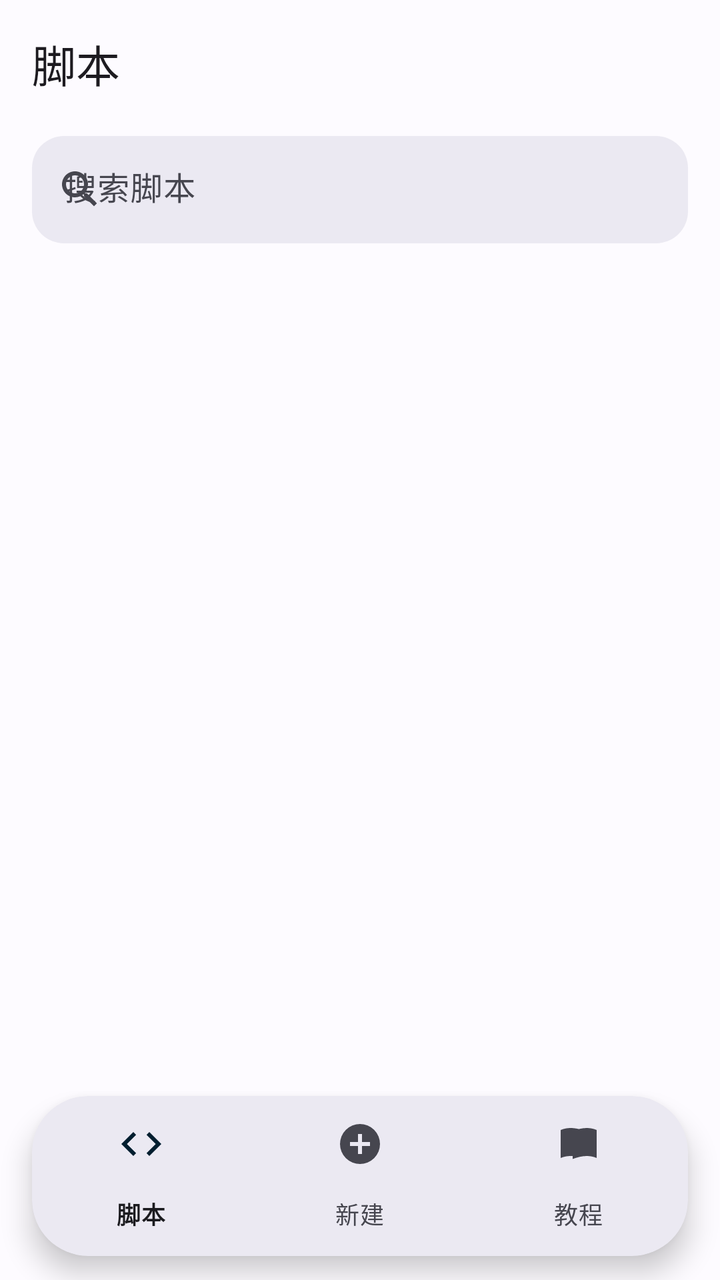
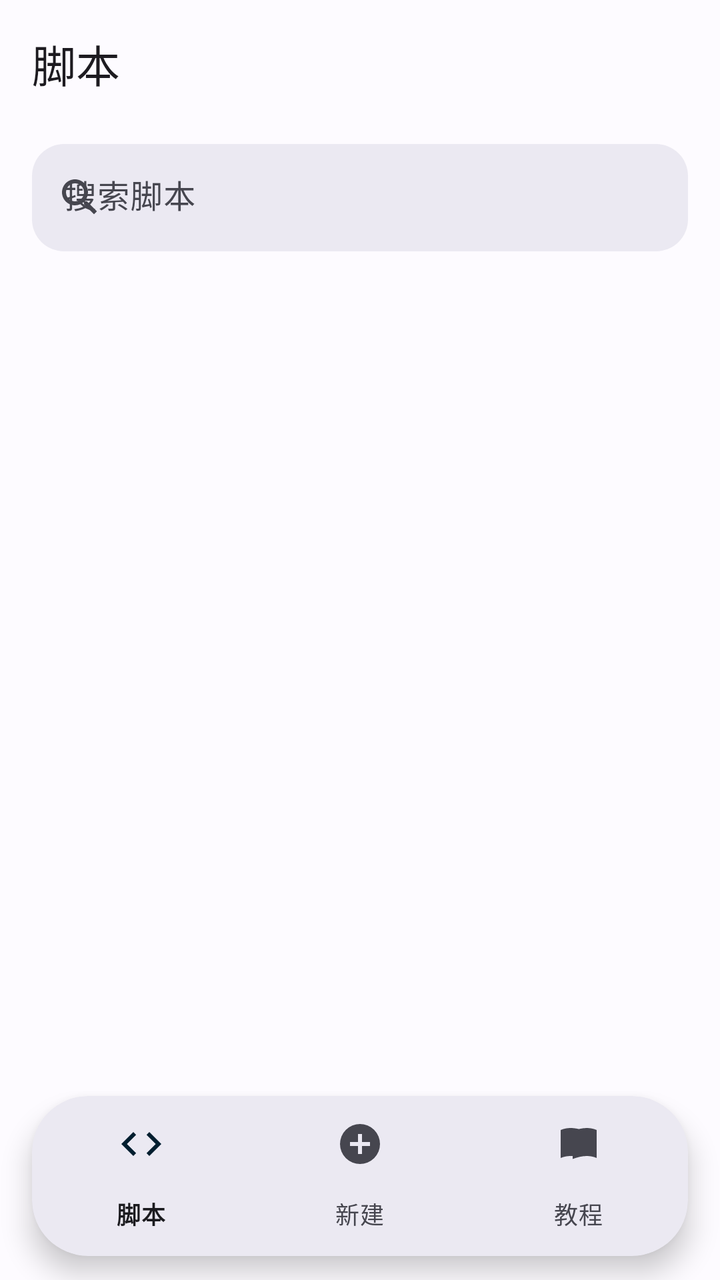

Before-and-after screenshots of an Android layout around one commit, followed by the original layout XML and the change that was made.
<!-- AndroidManifest.xml: application theme Theme.MicroAuto -->
<!-- res/layout/activity_main.xml -->
<?xml version="1.0" encoding="utf-8"?>
<androidx.coordinatorlayout.widget.CoordinatorLayout xmlns:android="http://schemas.android.com/apk/res/android"
    xmlns:app="http://schemas.android.com/apk/res-auto"
    android:id="@+id/root"
    android:layout_width="match_parent"
    android:layout_height="match_parent">

    <LinearLayout
        android:layout_width="match_parent"
        android:layout_height="match_parent"
        android:orientation="vertical">

        <com.google.android.material.appbar.MaterialToolbar
            android:id="@+id/toolbar"
            android:layout_width="match_parent"
            android:layout_height="?attr/actionBarSize"
            app:navigationIconTint="?attr/colorOnSurface"
            app:title="脚本"
            app:titleTextAppearance="?attr/textAppearanceTitleLarge" />

        <FrameLayout
            android:id="@+id/pageHost"
            android:layout_width="match_parent"
            android:layout_height="0dp"
            android:layout_weight="1">

            <LinearLayout
                android:id="@+id/scriptsPage"
                android:layout_width="match_parent"
                android:layout_height="match_parent"
                android:orientation="vertical">

                <com.google.android.material.textfield.TextInputLayout
                    android:id="@+id/searchLayout"
                    style="@style/Widget.Material3.TextInputLayout.FilledBox.Dense"
                    android:layout_width="match_parent"
                    android:layout_height="wrap_content"
                    android:layout_marginStart="16dp"
                    android:layout_marginTop="4dp"
                    android:layout_marginEnd="16dp"
                    android:hint="@string/search_scripts_hint"
                    app:boxBackgroundColor="?attr/colorSurfaceContainerHigh"
                    app:boxCornerRadiusBottomEnd="16dp"
                    app:boxCornerRadiusBottomStart="16dp"
                    app:boxCornerRadiusTopEnd="16dp"
                    app:boxCornerRadiusTopStart="16dp"
                    app:boxStrokeWidth="0dp"
                    app:boxStrokeWidthFocused="0dp"
                    app:endIconMode="clear_text"
                    app:startIconDrawable="@drawable/ic_search"
                    app:startIconTint="?attr/colorOnSurfaceVariant">

                    <com.google.android.material.textfield.TextInputEditText
                        android:id="@+id/searchInput"
                        android:layout_width="match_parent"
                        android:layout_height="wrap_content"
                        android:imeOptions="actionSearch"
                        android:inputType="text"
                        android:maxLines="1" />
                </com.google.android.material.textfield.TextInputLayout>

                <FrameLayout
                    android:layout_width="match_parent"
                    android:layout_height="0dp"
                    android:layout_weight="1">

                    <androidx.recyclerview.widget.RecyclerView
                        android:id="@+id/scriptList"
                        android:layout_width="match_parent"
                        android:layout_height="match_parent"
                        android:clipToPadding="false"
                        android:paddingStart="8dp"
                        android:paddingTop="4dp"
                        android:paddingEnd="8dp"
                        android:paddingBottom="104dp"
                        android:scrollbars="vertical" />

                    <LinearLayout
                        android:id="@+id/emptyState"
                        android:layout_width="match_parent"
                        android:layout_height="match_parent"
                        android:gravity="center"
                        android:orientation="vertical"
                        android:paddingStart="32dp"
                        android:paddingTop="32dp"
                        android:paddingEnd="32dp"
                        android:paddingBottom="120dp"
                        android:visibility="gone">

                        <TextView
                            android:id="@+id/emptyTitle"
                            android:layout_width="wrap_content"
                            android:layout_height="wrap_content"
                            android:text="@string/empty_no_scripts"
                            android:textAppearance="?attr/textAppearanceTitleMedium" />

                        <TextView
                            android:id="@+id/emptyHint"
                            android:layout_width="wrap_content"
                            android:layout_height="wrap_content"
                            android:layout_marginTop="8dp"
                            android:gravity="center"
                            android:text="@string/empty_no_scripts_hint"
                            android:textAppearance="?attr/textAppearanceBodyMedium"
                            android:textColor="?attr/colorOnSurfaceVariant" />

                        <com.google.android.material.button.MaterialButton
                            android:id="@+id/btnEmptyNew"
                            android:layout_width="wrap_content"
                            android:layout_height="wrap_content"
                            android:layout_marginTop="16dp"
                            android:text="@string/action_new_script" />

                        <com.google.android.material.button.MaterialButton
                            android:id="@+id/btnEmptyImport"
                            style="@style/Widget.Material3.Button.TextButton"
                            android:layout_width="wrap_content"
                            android:layout_height="wrap_content"
                            android:text="@string/action_import_script" />

                        <com.google.android.material.button.MaterialButton
                            android:id="@+id/btnEmptyFolder"
                            style="@style/Widget.Material3.Button.TextButton"
                            android:layout_width="wrap_content"
                            android:layout_height="wrap_content"
                            android:text="@string/action_new_folder" />
                    </LinearLayout>
                </FrameLayout>
            </LinearLayout>

            <androidx.core.widget.NestedScrollView
                android:id="@+id/tutorialPage"
                android:layout_width="match_parent"
                android:layout_height="match_parent"
                android:fillViewport="true"
                android:visibility="gone">

                <include
                    android:id="@+id/tutorialContent"
                    layout="@layout/view_tutorial" />
            </androidx.core.widget.NestedScrollView>
        </FrameLayout>
    </LinearLayout>

    <com.google.android.material.card.MaterialCardView
        android:id="@+id/navCard"
        android:layout_width="match_parent"
        android:layout_height="wrap_content"
        android:layout_gravity="bottom|center_horizontal"
        android:layout_marginStart="16dp"
        android:layout_marginEnd="16dp"
        android:layout_marginBottom="12dp"
        app:cardBackgroundColor="?attr/colorSurfaceContainerHigh"
        app:cardCornerRadius="28dp"
        app:cardElevation="8dp"
        app:strokeWidth="0dp">

        <com.google.android.material.bottomnavigation.BottomNavigationView
            android:id="@+id/bottomNav"
            android:layout_width="match_parent"
            android:layout_height="wrap_content"
            android:background="@android:color/transparent"
            app:elevation="0dp"
            app:labelVisibilityMode="labeled"
            app:menu="@menu/menu_bottom" />
    </com.google.android.material.card.MaterialCardView>
</androidx.coordinatorlayout.widget.CoordinatorLayout>
<!-- res/layout/view_tutorial.xml (included above) -->
<?xml version="1.0" encoding="utf-8"?>
<LinearLayout xmlns:android="http://schemas.android.com/apk/res/android"
    android:layout_width="match_parent"
    android:layout_height="wrap_content"
    android:orientation="vertical"
    android:paddingStart="16dp"
    android:paddingTop="16dp"
    android:paddingEnd="16dp"
    android:paddingBottom="120dp">

    <TextView
        android:layout_width="match_parent"
        android:layout_height="wrap_content"
        android:text="@string/tutorial_intro"
        android:textAppearance="?attr/textAppearanceBodyMedium"
        android:textColor="?attr/colorOnSurfaceVariant" />

    <TextView
        android:layout_width="wrap_content"
        android:layout_height="wrap_content"
        android:layout_marginTop="24dp"
        android:text="@string/tutorial_quick_start"
        android:textAppearance="?attr/textAppearanceTitleMedium" />

    <TextView
        android:layout_width="match_parent"
        android:layout_height="wrap_content"
        android:layout_marginTop="8dp"
        android:lineSpacingExtra="4dp"
        android:text="@string/tutorial_quick_start_body"
        android:textAppearance="?attr/textAppearanceBodyMedium"
        android:textColor="?attr/colorOnSurfaceVariant" />

    <TextView
        android:layout_width="wrap_content"
        android:layout_height="wrap_content"
        android:layout_marginTop="24dp"
        android:text="@string/tutorial_first_script"
        android:textAppearance="?attr/textAppearanceTitleMedium" />

    <TextView
        android:layout_width="match_parent"
        android:layout_height="wrap_content"
        android:layout_marginTop="8dp"
        android:text="@string/tutorial_first_script_body"
        android:textAppearance="?attr/textAppearanceBodyMedium"
        android:textColor="?attr/colorOnSurfaceVariant" />

    <TextView
        android:layout_width="match_parent"
        android:layout_height="wrap_content"
        android:layout_marginTop="8dp"
        android:background="@drawable/bg_log"
        android:fontFamily="monospace"
        android:lineSpacingExtra="2dp"
        android:padding="12dp"
        android:text="@string/tutorial_code_snippet"
        android:textColor="?attr/colorOnSurface"
        android:textIsSelectable="true"
        android:textSize="12sp" />

    <TextView
        android:layout_width="wrap_content"
        android:layout_height="wrap_content"
        android:layout_marginTop="24dp"
        android:text="@string/tutorial_schedule_title"
        android:textAppearance="?attr/textAppearanceTitleMedium" />

    <TextView
        android:layout_width="match_parent"
        android:layout_height="wrap_content"
        android:layout_marginTop="8dp"
        android:lineSpacingExtra="4dp"
        android:text="@string/tutorial_schedule_body"
        android:textAppearance="?attr/textAppearanceBodyMedium"
        android:textColor="?attr/colorOnSurfaceVariant" />

    <TextView
        android:layout_width="wrap_content"
        android:layout_height="wrap_content"
        android:layout_marginTop="24dp"
        android:text="@string/folder_label"
        android:textAppearance="?attr/textAppearanceTitleMedium" />

    <TextView
        android:layout_width="match_parent"
        android:layout_height="wrap_content"
        android:layout_marginTop="8dp"
        android:lineSpacingExtra="4dp"
        android:text="@string/tutorial_folder_body"
        android:textAppearance="?attr/textAppearanceBodyMedium"
        android:textColor="?attr/colorOnSurfaceVariant" />

    <TextView
        android:layout_width="wrap_content"
        android:layout_height="wrap_content"
        android:layout_marginTop="24dp"
        android:text="@string/tutorial_versions_title"
        android:textAppearance="?attr/textAppearanceTitleMedium" />

    <TextView
        android:layout_width="match_parent"
        android:layout_height="wrap_content"
        android:layout_marginTop="8dp"
        android:lineSpacingExtra="4dp"
        android:text="@string/tutorial_versions_body"
        android:textAppearance="?attr/textAppearanceBodyMedium"
        android:textColor="?attr/colorOnSurfaceVariant" />

    <TextView
        android:layout_width="wrap_content"
        android:layout_height="wrap_content"
        android:layout_marginTop="24dp"
        android:text="@string/tutorial_search_title"
        android:textAppearance="?attr/textAppearanceTitleMedium" />

    <TextView
        android:layout_width="match_parent"
        android:layout_height="wrap_content"
        android:layout_marginTop="8dp"
        android:text="@string/tutorial_search_body"
        android:textAppearance="?attr/textAppearanceBodyMedium"
        android:textColor="?attr/colorOnSurfaceVariant" />

    <TextView
        android:layout_width="wrap_content"
        android:layout_height="wrap_content"
        android:layout_marginTop="24dp"
        android:text="@string/tutorial_import_export_title"
        android:textAppearance="?attr/textAppearanceTitleMedium" />

    <TextView
        android:layout_width="match_parent"
        android:layout_height="wrap_content"
        android:layout_marginTop="8dp"
        android:lineSpacingExtra="4dp"
        android:text="@string/tutorial_import_export_body"
        android:textAppearance="?attr/textAppearanceBodyMedium"
        android:textColor="?attr/colorOnSurfaceVariant" />

    <TextView
        android:layout_width="wrap_content"
        android:layout_height="wrap_content"
        android:layout_marginTop="24dp"
        android:text="@string/tutorial_limits_title"
        android:textAppearance="?attr/textAppearanceTitleMedium" />

    <TextView
        android:layout_width="match_parent"
        android:layout_height="wrap_content"
        android:layout_marginTop="8dp"
        android:lineSpacingExtra="4dp"
        android:text="@string/tutorial_limits_body"
        android:textAppearance="?attr/textAppearanceBodyMedium"
        android:textColor="?attr/colorOnSurfaceVariant" />

    <TextView
        android:layout_width="wrap_content"
        android:layout_height="wrap_content"
        android:layout_marginTop="24dp"
        android:text="@string/tutorial_builtins_title"
        android:textAppearance="?attr/textAppearanceTitleMedium" />

    <TextView
        android:layout_width="match_parent"
        android:layout_height="wrap_content"
        android:layout_marginTop="8dp"
        android:lineSpacingExtra="4dp"
        android:text="@string/tutorial_builtins_body"
        android:textAppearance="?attr/textAppearanceBodyMedium"
        android:textColor="?attr/colorOnSurfaceVariant" />

    <com.google.android.material.button.MaterialButton
        android:id="@+id/btnRestoreBuiltins"
        style="@style/Widget.Material3.Button.OutlinedButton"
        android:layout_width="match_parent"
        android:layout_height="wrap_content"
        android:layout_marginTop="20dp"
        android:layout_marginBottom="24dp"
        android:text="@string/action_restore_builtins" />
</LinearLayout>
<!-- resources referenced by this layout -->
<resources>
  <string name="action_import_script">导入脚本</string>
  <string name="action_new_folder">新建文件夹</string>
  <string name="action_new_script">新建脚本</string>
  <string name="action_restore_builtins">恢复内置示例</string>
  <string name="empty_no_scripts">还没有脚本</string>
  <string name="empty_no_scripts_hint">新建一个脚本，或从文件导入 .js / .txt</string>
  <string name="folder_label">文件夹</string>
  <string name="search_scripts_hint">搜索脚本</string>
  <string name="tutorial_builtins_body">首次启动会创建 5 个示例脚本。删除后可以在首页菜单或本页底部恢复。\n示例包括：节点树、按文本点击、滑动与等待、定时签到模板、常用工具函数。</string>
  <string name="tutorial_builtins_title">内置示例</string>
  <string name="tutorial_first_script">第一个脚本</string>
  <string name="tutorial_first_script_body">用 text()、id()、desc() 等选择器找到控件，再调用 click()、setText()、scrollForward()。</string>
  <string name="tutorial_folder_body">首页右上角菜单 → 新建文件夹，或点底部中间的「新建」。\n脚本菜单 → 移动到… 可以把脚本放进文件夹。\n删除文件夹时，里面的脚本会移回根目录，不会丢失。\n目前支持一级文件夹。</string>
  <string name="tutorial_import_export_body">首页菜单或空状态可以导入 .js / .txt，导入的脚本会进入当前文件夹。\n脚本菜单 → 导出，会通过系统文件选择器保存为 .js。</string>
  <string name="tutorial_import_export_title">导入与导出</string>
  <string name="tutorial_intro">MicroAuto 用 JavaScript 调用 Android 无障碍服务，实现自动点击、滑动、读取界面和定时执行。</string>
  <string name="tutorial_limits_body">• 非 root，必须开启无障碍服务。\n• 锁屏、息屏时无法操作界面。\n• 部分应用会检测或拒绝无障碍操作。\n• 定时触发受 Doze 和厂商保活策略影响。\n• 首版没有 OCR、找图、悬浮窗和可视化选择器。</string>
  <string name="tutorial_limits_title">权限与限制</string>
  <string name="tutorial_quick_start">快速开始</string>
  <string name="tutorial_schedule_body">编辑页 → 每天定时 → 设置 → 输入 HH:mm → 启用每天定时 → 保存定时。\n到点后会用前台服务运行当前脚本。精确闹钟不可用时会自动降级；部分厂商需要在电池设置里允许后台运行。</string>
  <string name="tutorial_schedule_title">定时任务</string>
  <string name="tutorial_search_body">首页顶部的搜索框会按名称过滤所有脚本，包括文件夹内的脚本；清空后回到当前文件夹视图。</string>
  <string name="tutorial_search_title">搜索</string>
  <string name="tutorial_versions_body">编辑页右上角菜单 → 发布版本，给当前内容打一个快照并写备注。\n菜单 → 版本历史，可查看、恢复或删除历史版本；恢复会覆盖当前内容。\n首页脚本菜单也可以直接打开版本历史。</string>
  <string name="tutorial_versions_title">版本管理</string>
  <color name="md_primary">#4338CA</color>
  <color name="md_on_primary">#FFFFFF</color>
  <color name="md_primary_container">#E0E0FF</color>
  <color name="md_on_primary_container">#12005E</color>
  <color name="md_secondary">#0369A1</color>
  <color name="md_on_secondary">#FFFFFF</color>
  <color name="md_secondary_container">#CFE9FF</color>
  <color name="md_on_secondary_container">#001E2F</color>
  <color name="md_tertiary">#0E7490</color>
  <color name="md_on_tertiary">#FFFFFF</color>
  <color name="md_tertiary_container">#CFFAFE</color>
  <color name="md_on_tertiary_container">#00363D</color>
  <color name="md_background">#FDFBFF</color>
  <color name="md_on_background">#1B1B1F</color>
  <color name="md_surface">#FDFBFF</color>
  <color name="md_on_surface">#1B1B1F</color>
  <color name="md_surface_variant">#E3E1EC</color>
  <color name="md_on_surface_variant">#46464F</color>
  <color name="md_outline">#777680</color>
  <color name="md_outline_variant">#C7C5D0</color>
  <color name="md_surface_container_lowest">#FFFFFF</color>
  <color name="md_surface_container_low">#F7F5FB</color>
  <color name="md_surface_container">#F1EFF7</color>
  <color name="md_surface_container_high">#EBE9F2</color>
  <color name="md_surface_container_highest">#E5E3EC</color>
  <color name="md_error">#BA1A1A</color>
  <color name="md_on_error">#FFFFFF</color>
  <color name="md_error_container">#FFDAD6</color>
  <color name="md_on_error_container">#410002</color>
  <!-- unchanged entries left out for length: 5 -->
</resources>

<!-- the commit's change to res/layout/activity_main.xml (unified diff, before → after) -->
@@ -1,5 +1,5 @@
 <?xml version="1.0" encoding="utf-8"?>
-<androidx.coordinatorlayout.widget.CoordinatorLayout xmlns:android="http://schemas.android.com/apk/res/android"
+<FrameLayout xmlns:android="http://schemas.android.com/apk/res/android"
     xmlns:app="http://schemas.android.com/apk/res-auto"
     android:id="@+id/root"
     android:layout_width="match_parent"
@@ -36,7 +36,7 @@
                     android:layout_width="match_parent"
                     android:layout_height="wrap_content"
                     android:layout_marginStart="16dp"
-                    android:layout_marginTop="4dp"
+                    android:layout_marginTop="8dp"
                     android:layout_marginEnd="16dp"
                     android:hint="@string/search_scripts_hint"
                     app:boxBackgroundColor="?attr/colorSurfaceContainerHigh"
@@ -87,6 +87,15 @@
                         android:paddingBottom="120dp"
                         android:visibility="gone">
 
+                        <ImageView
+                            android:layout_width="64dp"
+                            android:layout_height="64dp"
+                            android:layout_marginBottom="16dp"
+                            android:alpha="0.6"
+                            android:importantForAccessibility="no"
+                            android:src="@drawable/ic_code"
+                            app:tint="?attr/colorOnSurfaceVariant" />
+
                         <TextView
                             android:id="@+id/emptyTitle"
                             android:layout_width="wrap_content"
@@ -164,7 +173,7 @@
             app:labelVisibilityMode="labeled"
             app:menu="@menu/menu_bottom" />
     </com.google.android.material.card.MaterialCardView>
-</androidx.coordinatorlayout.widget.CoordinatorLayout>
+</FrameLayout>
 <!-- res/layout/view_tutorial.xml (included above) -->
 <?xml version="1.0" encoding="utf-8"?>
 <LinearLayout xmlns:android="http://schemas.android.com/apk/res/android"
@@ -179,6 +188,7 @@
     <TextView
         android:layout_width="match_parent"
         android:layout_height="wrap_content"
+        android:lineSpacingExtra="4dp"
         android:text="@string/tutorial_intro"
         android:textAppearance="?attr/textAppearanceBodyMedium"
         android:textColor="?attr/colorOnSurfaceVariant" />
@@ -210,6 +220,7 @@
         android:layout_width="match_parent"
         android:layout_height="wrap_content"
         android:layout_marginTop="8dp"
+        android:lineSpacingExtra="4dp"
         android:text="@string/tutorial_first_script_body"
         android:textAppearance="?attr/textAppearanceBodyMedium"
         android:textColor="?attr/colorOnSurfaceVariant" />
@@ -219,13 +230,14 @@
         android:layout_height="wrap_content"
         android:layout_marginTop="8dp"
         android:background="@drawable/bg_log"
-        android:fontFamily="monospace"
+        android:fontFamily="@font/jetbrains_mono_regular"
+        android:fontFeatureSettings="'liga' 0, 'calt' 0"
         android:lineSpacingExtra="2dp"
         android:padding="12dp"
         android:text="@string/tutorial_code_snippet"
         android:textColor="?attr/colorOnSurface"
         android:textIsSelectable="true"
-        android:textSize="12sp" />
+        android:textSize="13sp" />
 
     <TextView
         android:layout_width="wrap_content"
@@ -286,6 +298,7 @@
         android:layout_width="match_parent"
         android:layout_height="wrap_content"
         android:layout_marginTop="8dp"
+        android:lineSpacingExtra="4dp"
         android:text="@string/tutorial_search_body"
         android:textAppearance="?attr/textAppearanceBodyMedium"
         android:textColor="?attr/colorOnSurfaceVariant" />
<!-- resource entries referenced after the edit -->
@@ -1,5 +1,15 @@
 <!-- resources referenced by this layout -->
 <resources>
+  <!-- drawable ic_code (drawable) -->
+  <vector xmlns:android="http://schemas.android.com/apk/res/android"
+      android:width="24dp"
+      android:height="24dp"
+      android:viewportWidth="24"
+      android:viewportHeight="24">
+      <path
+          android:fillColor="#FFFFFFFF"
+          android:pathData="M9.4,16.6 L4.8,12 L9.4,7.4 L8,6 L2,12 L8,18 Z M14.6,16.6 L19.2,12 L14.6,7.4 L16,6 L22,12 L16,18 Z" />
+  </vector>
   <string name="action_import_script">导入脚本</string>
   <string name="action_new_folder">新建文件夹</string>
   <string name="action_new_script">新建脚本</string>
